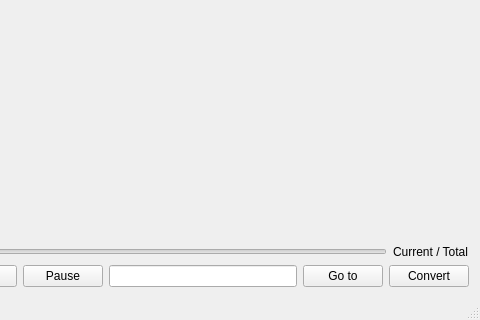
Before: the Qt Designer form app/view.ui in svk-man/MotionDetector, drawn with Qt 5; both pictures show x 160 to 640 and y 380 to 700 of the 640 by 700 pixel window.
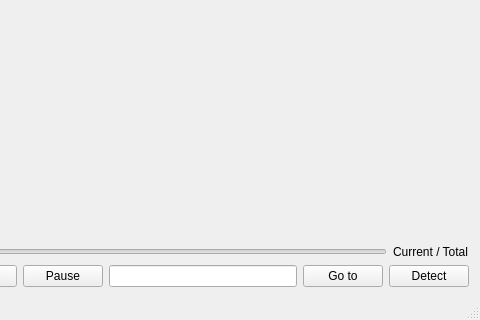
After: the same form once the commit is applied.

Commit message: app: set fps

```diff
--- a/app/view.ui
+++ b/app/view.ui
@@ -141,7 +141,7 @@
       <item>
        <widget class="QPushButton" name="exportButton">
         <property name="text">
-         <string>Convert</string>
+         <string>Detect</string>
         </property>
        </widget>
       </item>
```
Left out of the diff: 2 changed lines with no effect on the pictures. The commit also changes 1 other file.
